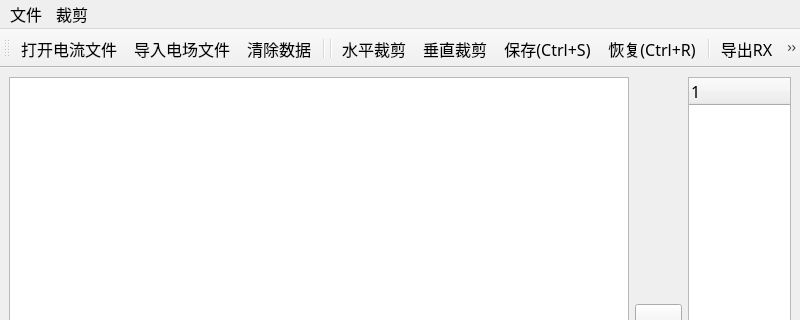
This is mainwindow.ui in 278397935/DataPreprocess as Qt 5 draws it before an edit; both pictures show x 0 to 800 and y 0 to 320 of the 800 by 600 pixel window. The edited form follows.
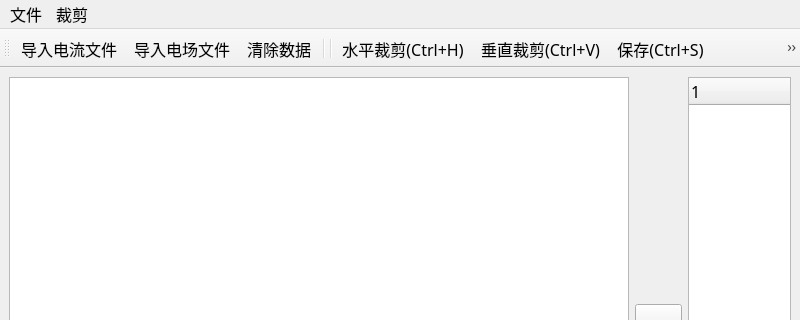
This is the edited form. Icons and pictures are not drawn. Custom widgets are drawn as their Qt base class.

What changed in the file:
```diff
--- a/mainwindow.ui
+++ b/mainwindow.ui
@@ -150,7 +150,7 @@
      <normaloff>:/GDC2/Icon/TX.png</normaloff>:/GDC2/Icon/TX.png</iconset>
    </property>
    <property name="text">
-    <string>打开电流文件</string>
+    <string>导入电流文件</string>
    </property>
   </action>
   <action name="actionCutterV">
@@ -159,7 +159,10 @@
      <normaloff>:/GDC2/Icon/Vertical.png</normaloff>:/GDC2/Icon/Vertical.png</iconset>
    </property>
    <property name="text">
-    <string>垂直裁剪</string>
+    <string>垂直裁剪(Ctrl+V)</string>
+   </property>
+   <property name="toolTip">
+    <string>垂直裁剪(Ctrl+V)</string>
    </property>
   </action>
   <action name="actionCutterH">
@@ -168,7 +171,10 @@
      <normaloff>:/GDC2/Icon/Horizontal.png</normaloff>:/GDC2/Icon/Horizontal.png</iconset>
    </property>
    <property name="text">
-    <string>水平裁剪</string>
+    <string>水平裁剪(Ctrl+H)</string>
+   </property>
+   <property name="toolTip">
+    <string>水平裁剪(Ctrl+H)</string>
    </property>
   </action>
   <action name="actionSave">
```
Left out of the diff: 2 changed lines with no effect on the pictures.
